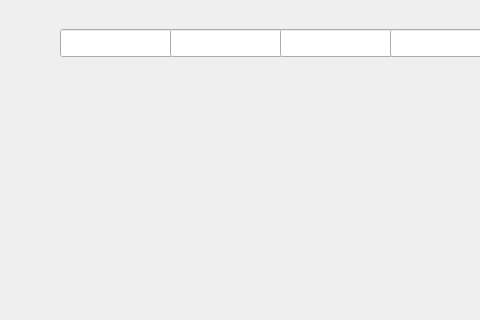
First picture: the form in online_store/search_product.ui, repository niki548/Online_store, before the edit; both pictures show x 0 to 480 and y 171 to 491 of the 665 by 491 pixel window.
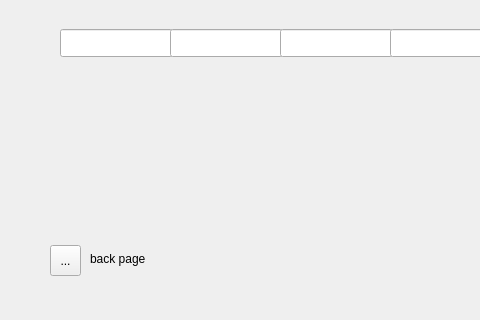
Second picture: the form after the edit. Icons and pictures are not drawn.

Patch:
```diff
--- a/online_store/search_product.ui
+++ b/online_store/search_product.ui
@@ -92,6 +92,35 @@
     <iconset theme="QIcon::ThemeIcon::EditFind"/>
    </property>
   </widget>
+  <widget class="QToolButton" name="toolButton_2">
+   <property name="geometry">
+    <rect>
+     <x>50</x>
+     <y>416</y>
+     <width>31</width>
+     <height>31</height>
+    </rect>
+   </property>
+   <property name="text">
+    <string>...</string>
+   </property>
+   <property name="icon">
+    <iconset theme="QIcon::ThemeIcon::DocumentRevert"/>
+   </property>
+  </widget>
+  <widget class="QLabel" name="label_12">
+   <property name="geometry">
+    <rect>
+     <x>90</x>
+     <y>420</y>
+     <width>71</width>
+     <height>20</height>
+    </rect>
+   </property>
+   <property name="text">
+    <string>back page</string>
+   </property>
+  </widget>
  </widget>
  <resources/>
  <connections/>
```
